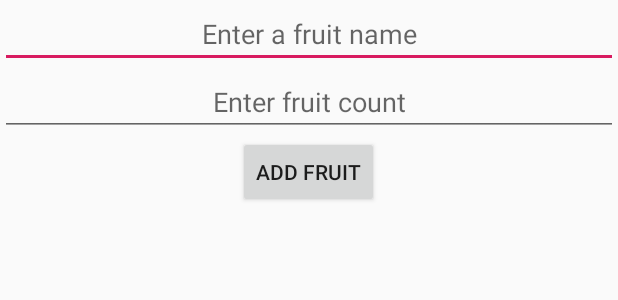
After one commit to MilindAmrutkarCSS/FruitsApp, an Android app: the layout custom_dialog_main.xml on its own in the app's theme, with its tools: preview values and no code run, on a phone screen of 412 x 824 dp. The commit adds this screen. Shown: the top 300 px of the screen. Run offline under Robolectric (Android 15) with nearby library versions, the phone set to English and light mode, and no system bars.

Commit message:
Added a DialogFragment to the app

```diff
--- a/app/src/main/java/com/example/fruitsapp/databases/FruitDatabase.java
+++ b/app/src/main/java/com/example/fruitsapp/databases/FruitDatabase.java
@@ -40,7 +40,6 @@ public abstract class FruitDatabase extends RoomDatabase {
         return instance;
     }
 
-
     private static class PopulateDbAsynctask extends AsyncTask<Void, Void, Void> {
 
         private FruitDao fruitDao;
--- a/app/src/main/java/com/example/fruitsapp/model/Fruit.java
+++ b/app/src/main/java/com/example/fruitsapp/model/Fruit.java
@@ -16,6 +16,9 @@ public class Fruit {
     private int cartCount;
 
     private boolean inCart;
+
+    public Fruit() {
+    }
 
     public Fruit(String name, int count, int cartCount, boolean inCart) {
         this.name = name;
--- /dev/null
+++ b/app/src/main/res/layout/custom_dialog_main.xml
@@ -0,0 +1,30 @@
+<?xml version="1.0" encoding="utf-8"?>
+<RelativeLayout xmlns:android="http://schemas.android.com/apk/res/android"
+    android:layout_width="match_parent"
+    android:layout_height="match_parent"
+    android:orientation="vertical">
+
+    <EditText
+        android:id="@+id/etFruit"
+        android:layout_width="match_parent"
+        android:layout_height="wrap_content"
+        android:gravity="center"
+        android:hint="Enter a fruit name" />
+
+    <EditText
+        android:id="@+id/etFruitCount"
+        android:layout_width="match_parent"
+        android:layout_height="wrap_content"
+        android:layout_below="@id/etFruit"
+        android:gravity="center"
+        android:hint="Enter fruit count" />
+
+    <Button
+        android:id="@+id/btnAddFruit"
+        android:layout_width="wrap_content"
+        android:layout_height="wrap_content"
+        android:layout_below="@id/etFruitCount"
+        android:layout_centerHorizontal="true"
+        android:text="Add Fruit" />
+
+</RelativeLayout>
```
Also changed, not shown: app/src/main/java/com/example/fruitsapp/ui/MainActivity.java (+63 -1 lines), app/src/main/res/drawable/ic_add_box.xml (added, +10 -0 lines), app/src/main/res/menu/menu.xml (added, +10 -0 lines).
